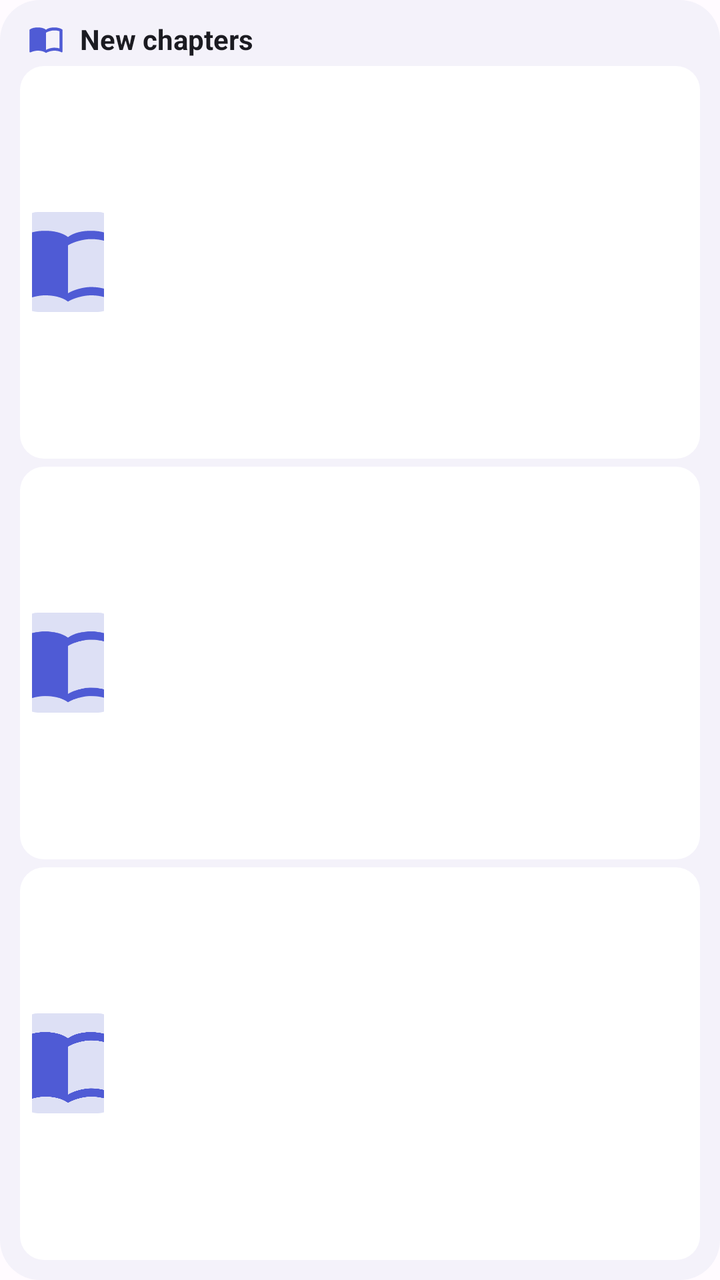
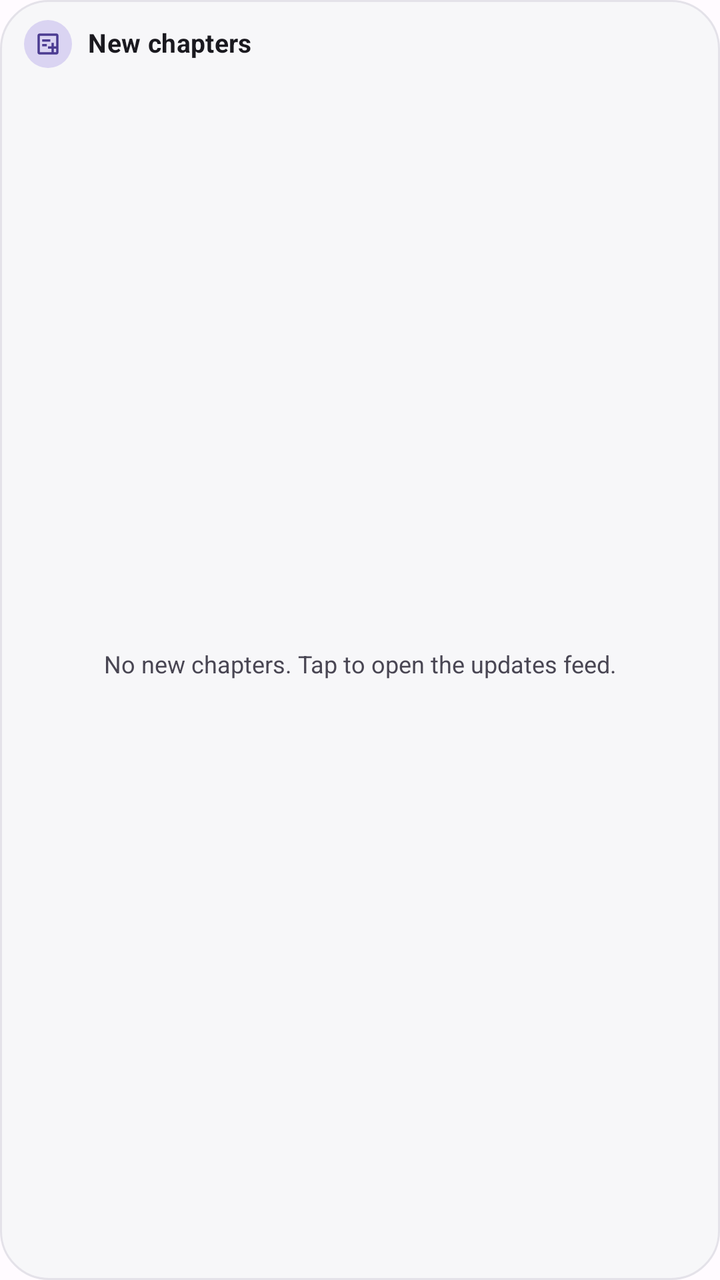

The first picture is an Android layout as it rendered before a commit; the second is the same layout after the commit. The layout source and the unified diff follow.
<!-- AndroidManifest.xml: application theme Theme.Yomu -->
<!-- res/layout/widget_new_chapters.xml -->
<?xml version="1.0" encoding="utf-8"?>
<LinearLayout xmlns:android="http://schemas.android.com/apk/res/android"
    android:id="@+id/nc_root"
    android:layout_width="match_parent"
    android:layout_height="match_parent"
    android:background="@drawable/widget_background"
    android:orientation="vertical"
    android:padding="10dp">

    <LinearLayout
        android:id="@+id/nc_header"
        android:layout_width="match_parent"
        android:layout_height="wrap_content"
        android:gravity="center_vertical"
        android:orientation="horizontal"
        android:paddingStart="4dp"
        android:paddingEnd="4dp">

        <ImageView
            android:layout_width="18dp"
            android:layout_height="18dp"
            android:contentDescription="@null"
            android:src="@drawable/widget_ic_book" />

        <TextView
            android:id="@+id/nc_label"
            android:layout_width="0dp"
            android:layout_height="wrap_content"
            android:layout_marginStart="8dp"
            android:layout_weight="1"
            android:ellipsize="end"
            android:maxLines="1"
            android:text="@string/widget_new_chapters_label"
            android:textColor="@color/widget_on_background"
            android:textSize="14sp"
            android:textStyle="bold" />

        <TextView
            android:id="@+id/nc_count"
            android:layout_width="wrap_content"
            android:layout_height="wrap_content"
            android:layout_marginStart="8dp"
            android:maxLines="1"
            android:textColor="@color/widget_accent"
            android:textSize="12sp"
            android:textStyle="bold"
            android:visibility="gone" />
    </LinearLayout>

    <TextView
        android:id="@+id/nc_empty"
        android:layout_width="match_parent"
        android:layout_height="match_parent"
        android:gravity="center"
        android:padding="8dp"
        android:text="@string/widget_new_chapters_empty"
        android:textColor="@color/widget_on_background_variant"
        android:textSize="13sp"
        android:visibility="gone" />

    <LinearLayout
        android:id="@+id/nc_row_0"
        android:layout_width="match_parent"
        android:layout_height="0dp"
        android:layout_weight="1"
        android:layout_marginTop="4dp"
        android:background="@drawable/widget_row_background"
        android:gravity="center_vertical"
        android:minHeight="56dp"
        android:orientation="horizontal"
        android:padding="6dp">

        <ImageView
            android:id="@+id/nc_cover_0"
            android:layout_width="36dp"
            android:layout_height="50dp"
            android:contentDescription="@null"
            android:scaleType="centerCrop"
            android:src="@drawable/widget_cover_placeholder" />

        <LinearLayout
            android:layout_width="0dp"
            android:layout_height="wrap_content"
            android:layout_marginStart="10dp"
            android:layout_weight="1"
            android:orientation="vertical">

            <TextView
                android:id="@+id/nc_title_0"
                android:layout_width="match_parent"
                android:layout_height="wrap_content"
                android:ellipsize="end"
                android:maxLines="2"
                android:textColor="@color/widget_on_background"
                android:textSize="14sp" />

            <TextView
                android:id="@+id/nc_subtitle_0"
                android:layout_width="match_parent"
                android:layout_height="wrap_content"
                android:ellipsize="end"
                android:maxLines="1"
                android:textColor="@color/widget_on_background_variant"
                android:textSize="12sp" />
        </LinearLayout>
    </LinearLayout>

    <LinearLayout
        android:id="@+id/nc_row_1"
        android:layout_width="match_parent"
        android:layout_height="0dp"
        android:layout_weight="1"
        android:layout_marginTop="4dp"
        android:background="@drawable/widget_row_background"
        android:gravity="center_vertical"
        android:minHeight="56dp"
        android:orientation="horizontal"
        android:padding="6dp">

        <ImageView
            android:id="@+id/nc_cover_1"
            android:layout_width="36dp"
            android:layout_height="50dp"
            android:contentDescription="@null"
            android:scaleType="centerCrop"
            android:src="@drawable/widget_cover_placeholder" />

        <LinearLayout
            android:layout_width="0dp"
            android:layout_height="wrap_content"
            android:layout_marginStart="10dp"
            android:layout_weight="1"
            android:orientation="vertical">

            <TextView
                android:id="@+id/nc_title_1"
                android:layout_width="match_parent"
                android:layout_height="wrap_content"
                android:ellipsize="end"
                android:maxLines="2"
                android:textColor="@color/widget_on_background"
                android:textSize="14sp" />

            <TextView
                android:id="@+id/nc_subtitle_1"
                android:layout_width="match_parent"
                android:layout_height="wrap_content"
                android:ellipsize="end"
                android:maxLines="1"
                android:textColor="@color/widget_on_background_variant"
                android:textSize="12sp" />
        </LinearLayout>
    </LinearLayout>

    <LinearLayout
        android:id="@+id/nc_row_2"
        android:layout_width="match_parent"
        android:layout_height="0dp"
        android:layout_weight="1"
        android:layout_marginTop="4dp"
        android:background="@drawable/widget_row_background"
        android:gravity="center_vertical"
        android:minHeight="56dp"
        android:orientation="horizontal"
        android:padding="6dp">

        <ImageView
            android:id="@+id/nc_cover_2"
            android:layout_width="36dp"
            android:layout_height="50dp"
            android:contentDescription="@null"
            android:scaleType="centerCrop"
            android:src="@drawable/widget_cover_placeholder" />

        <LinearLayout
            android:layout_width="0dp"
            android:layout_height="wrap_content"
            android:layout_marginStart="10dp"
            android:layout_weight="1"
            android:orientation="vertical">

            <TextView
                android:id="@+id/nc_title_2"
                android:layout_width="match_parent"
                android:layout_height="wrap_content"
                android:ellipsize="end"
                android:maxLines="2"
                android:textColor="@color/widget_on_background"
                android:textSize="14sp" />

            <TextView
                android:id="@+id/nc_subtitle_2"
                android:layout_width="match_parent"
                android:layout_height="wrap_content"
                android:ellipsize="end"
                android:maxLines="1"
                android:textColor="@color/widget_on_background_variant"
                android:textSize="12sp" />
        </LinearLayout>
    </LinearLayout>
</LinearLayout>
<!-- resources referenced by this layout -->
<resources>
  <color name="widget_accent">#4F5BD5</color>
  <color name="widget_on_background">#1B1B21</color>
  <color name="widget_on_background_variant">#5B5D72</color>
  <!-- drawable widget_background (drawable) -->
  <?xml version="1.0" encoding="utf-8"?>
  <shape xmlns:android="http://schemas.android.com/apk/res/android" android:shape="rectangle">
      <solid android:color="@color/widget_background" />
      <corners android:radius="20dp" />
  </shape>
  <!-- drawable widget_cover_placeholder (drawable) -->
  <?xml version="1.0" encoding="utf-8"?>
  <layer-list xmlns:android="http://schemas.android.com/apk/res/android">
      <item>
          <shape android:shape="rectangle">
              <solid android:color="@color/widget_track" />
              <corners android:radius="4dp" />
          </shape>
      </item>
      <item android:drawable="@drawable/widget_ic_book" android:gravity="center" android:width="20dp" android:height="20dp" />
  </layer-list>
  <!-- drawable widget_row_background (drawable) -->
  <?xml version="1.0" encoding="utf-8"?>
  <shape xmlns:android="http://schemas.android.com/apk/res/android" android:shape="rectangle">
      <solid android:color="@color/widget_surface" />
      <corners android:radius="12dp" />
  </shape>
  <string name="widget_new_chapters_empty">No new chapters. Tap to open the updates feed.</string>
  <string name="widget_new_chapters_label">New chapters</string>
  <style name="Theme.Yomu" parent="Theme.AppCompat.DayNight.NoActionBar">
          <item name="android:windowBackground">@color/yomu_background</item>
          <item name="colorPrimary">@color/yomu_primary</item>
          <item name="android:statusBarColor">@android:color/transparent</item>
          <item name="android:navigationBarColor">@android:color/transparent</item>
          <item name="android:windowLightStatusBar">@bool/yomu_light_bars</item>
          <item name="android:windowLightNavigationBar" tools:targetApi="o_mr1">@bool/yomu_light_bars</item>
      </style>
  <color name="widget_background">#F2F4F2FA</color>
  <color name="widget_track">#DDE0F5</color>
  <color name="widget_surface">#FFFFFFFF</color>
  <color name="yomu_background">#FFFBFF</color>
  <color name="yomu_primary">#4F5BD5</color>
  <!-- unchanged entries left out for length: 1 -->
</resources>

<!-- the commit's change to res/layout/widget_new_chapters.xml (unified diff, before → after) -->
@@ -5,22 +5,25 @@
     android:layout_height="match_parent"
     android:background="@drawable/widget_background"
     android:orientation="vertical"
-    android:padding="10dp">
+    android:paddingStart="12dp"
+    android:paddingTop="10dp"
+    android:paddingEnd="12dp"
+    android:paddingBottom="10dp">
 
     <LinearLayout
         android:id="@+id/nc_header"
         android:layout_width="match_parent"
         android:layout_height="wrap_content"
         android:gravity="center_vertical"
-        android:orientation="horizontal"
-        android:paddingStart="4dp"
-        android:paddingEnd="4dp">
-
-        <ImageView
-            android:layout_width="18dp"
-            android:layout_height="18dp"
-            android:contentDescription="@null"
-            android:src="@drawable/widget_ic_book" />
+        android:orientation="horizontal">
+
+        <ImageView
+            android:layout_width="24dp"
+            android:layout_height="24dp"
+            android:background="@drawable/widget_badge_background"
+            android:contentDescription="@null"
+            android:padding="5dp"
+            android:src="@drawable/widget_ic_updates" />
 
         <TextView
             android:id="@+id/nc_label"
@@ -29,10 +32,12 @@
             android:layout_marginStart="8dp"
             android:layout_weight="1"
             android:ellipsize="end"
+            android:includeFontPadding="false"
+            android:letterSpacing="0.01"
             android:maxLines="1"
             android:text="@string/widget_new_chapters_label"
             android:textColor="@color/widget_on_background"
-            android:textSize="14sp"
+            android:textSize="13sp"
             android:textStyle="bold" />
 
         <TextView
@@ -40,9 +45,13 @@
             android:layout_width="wrap_content"
             android:layout_height="wrap_content"
             android:layout_marginStart="8dp"
+            android:background="@drawable/widget_metric_background"
+            android:includeFontPadding="false"
             android:maxLines="1"
-            android:textColor="@color/widget_accent"
-            android:textSize="12sp"
+            android:paddingHorizontal="10dp"
+            android:paddingVertical="4dp"
+            android:textColor="@color/widget_on_accent_surface"
+            android:textSize="11sp"
             android:textStyle="bold"
             android:visibility="gone" />
     </LinearLayout>
@@ -50,30 +59,30 @@
     <TextView
         android:id="@+id/nc_empty"
         android:layout_width="match_parent"
-        android:layout_height="match_parent"
+        android:layout_height="0dp"
+        android:layout_weight="1"
         android:gravity="center"
-        android:padding="8dp"
+        android:padding="12dp"
         android:text="@string/widget_new_chapters_empty"
         android:textColor="@color/widget_on_background_variant"
-        android:textSize="13sp"
-        android:visibility="gone" />
+        android:textSize="12sp" />
 
     <LinearLayout
         android:id="@+id/nc_row_0"
         android:layout_width="match_parent"
         android:layout_height="0dp"
         android:layout_weight="1"
-        android:layout_marginTop="4dp"
+        android:layout_marginTop="6dp"
         android:background="@drawable/widget_row_background"
         android:gravity="center_vertical"
-        android:minHeight="56dp"
         android:orientation="horizontal"
-        android:padding="6dp">
+        android:padding="6dp"
+        android:visibility="gone">
 
         <ImageView
             android:id="@+id/nc_cover_0"
-            android:layout_width="36dp"
-            android:layout_height="50dp"
+            android:layout_width="34dp"
+            android:layout_height="46dp"
             android:contentDescription="@null"
             android:scaleType="centerCrop"
             android:src="@drawable/widget_cover_placeholder" />
@@ -90,19 +99,30 @@
                 android:layout_width="match_parent"
                 android:layout_height="wrap_content"
                 android:ellipsize="end"
-                android:maxLines="2"
+                android:includeFontPadding="false"
+                android:maxLines="1"
                 android:textColor="@color/widget_on_background"
-                android:textSize="14sp" />
+                android:textSize="13sp"
+                android:textStyle="bold" />
 
             <TextView
                 android:id="@+id/nc_subtitle_0"
                 android:layout_width="match_parent"
                 android:layout_height="wrap_content"
-                android:ellipsize="end"
+                android:layout_marginTop="2dp"
+                android:ellipsize="end"
+                android:includeFontPadding="false"
                 android:maxLines="1"
                 android:textColor="@color/widget_on_background_variant"
-                android:textSize="12sp" />
+                android:textSize="11sp" />
         </LinearLayout>
+
+        <ImageView
+            android:layout_width="18dp"
+            android:layout_height="18dp"
+            android:layout_marginStart="4dp"
+            android:contentDescription="@null"
+            android:src="@drawable/widget_ic_chevron" />
     </LinearLayout>
 
     <LinearLayout
@@ -110,17 +130,17 @@
         android:layout_width="match_parent"
         android:layout_height="0dp"
         android:layout_weight="1"
-        android:layout_marginTop="4dp"
+        android:layout_marginTop="6dp"
         android:background="@drawable/widget_row_background"
         android:gravity="center_vertical"
-        android:minHeight="56dp"
         android:orientation="horizontal"
-        android:padding="6dp">
+        android:padding="6dp"
+        android:visibility="gone">
 
         <ImageView
             android:id="@+id/nc_cover_1"
-            android:layout_width="36dp"
-            android:layout_height="50dp"
+            android:layout_width="34dp"
+            android:layout_height="46dp"
             android:contentDescription="@null"
             android:scaleType="centerCrop"
             android:src="@drawable/widget_cover_placeholder" />
@@ -137,19 +157,30 @@
                 android:layout_width="match_parent"
                 android:layout_height="wrap_content"
                 android:ellipsize="end"
-                android:maxLines="2"
+                android:includeFontPadding="false"
+                android:maxLines="1"
                 android:textColor="@color/widget_on_background"
-                android:textSize="14sp" />
+                android:textSize="13sp"
+                android:textStyle="bold" />
 
             <TextView
                 android:id="@+id/nc_subtitle_1"
                 android:layout_width="match_parent"
                 android:layout_height="wrap_content"
-                android:ellipsize="end"
+                android:layout_marginTop="2dp"
+                android:ellipsize="end"
+                android:includeFontPadding="false"
                 android:maxLines="1"
                 android:textColor="@color/widget_on_background_variant"
-                android:textSize="12sp" />
+                android:textSize="11sp" />
         </LinearLayout>
+
+        <ImageView
+            android:layout_width="18dp"
+            android:layout_height="18dp"
+            android:layout_marginStart="4dp"
+            android:contentDescription="@null"
+            android:src="@drawable/widget_ic_chevron" />
     </LinearLayout>
 
     <LinearLayout
@@ -157,17 +188,17 @@
         android:layout_width="match_parent"
         android:layout_height="0dp"
         android:layout_weight="1"
-        android:layout_marginTop="4dp"
+        android:layout_marginTop="6dp"
         android:background="@drawable/widget_row_background"
         android:gravity="center_vertical"
-        android:minHeight="56dp"
         android:orientation="horizontal"
-        android:padding="6dp">
+        android:padding="6dp"
+        android:visibility="gone">
 
         <ImageView
             android:id="@+id/nc_cover_2"
-            android:layout_width="36dp"
-            android:layout_height="50dp"
+            android:layout_width="34dp"
+            android:layout_height="46dp"
             android:contentDescription="@null"
             android:scaleType="centerCrop"
             android:src="@drawable/widget_cover_placeholder" />
@@ -184,18 +215,29 @@
                 android:layout_width="match_parent"
                 android:layout_height="wrap_content"
                 android:ellipsize="end"
-                android:maxLines="2"
+                android:includeFontPadding="false"
+                android:maxLines="1"
                 android:textColor="@color/widget_on_background"
-                android:textSize="14sp" />
+                android:textSize="13sp"
+                android:textStyle="bold" />
 
             <TextView
                 android:id="@+id/nc_subtitle_2"
                 android:layout_width="match_parent"
                 android:layout_height="wrap_content"
-                android:ellipsize="end"
+                android:layout_marginTop="2dp"
+                android:ellipsize="end"
+                android:includeFontPadding="false"
                 android:maxLines="1"
                 android:textColor="@color/widget_on_background_variant"
-                android:textSize="12sp" />
+                android:textSize="11sp" />
         </LinearLayout>
+
+        <ImageView
+            android:layout_width="18dp"
+            android:layout_height="18dp"
+            android:layout_marginStart="4dp"
+            android:contentDescription="@null"
+            android:src="@drawable/widget_ic_chevron" />
     </LinearLayout>
 </LinearLayout>
<!-- resource entries referenced after the edit -->
@@ -1,13 +1,20 @@
 <!-- resources referenced by this layout -->
 <resources>
-  <color name="widget_accent">#4F5BD5</color>
-  <color name="widget_on_background">#1B1B21</color>
-  <color name="widget_on_background_variant">#5B5D72</color>
+  <color name="widget_on_accent_surface">#181236</color>
+  <color name="widget_accent">#4B3B91</color>
+  <color name="widget_on_background">#1A191F</color>
+  <color name="widget_on_background_variant">#494653</color>
   <!-- drawable widget_background (drawable) -->
   <?xml version="1.0" encoding="utf-8"?>
   <shape xmlns:android="http://schemas.android.com/apk/res/android" android:shape="rectangle">
       <solid android:color="@color/widget_background" />
-      <corners android:radius="20dp" />
+      <stroke android:width="1dp" android:color="@color/widget_outline" />
+      <corners android:radius="24dp" />
+  </shape>
+  <!-- drawable widget_badge_background (drawable) -->
+  <?xml version="1.0" encoding="utf-8"?>
+  <shape xmlns:android="http://schemas.android.com/apk/res/android" android:shape="oval">
+      <solid android:color="@color/widget_accent_surface" />
   </shape>
   <!-- drawable widget_cover_placeholder (drawable) -->
   <?xml version="1.0" encoding="utf-8"?>
@@ -15,16 +22,43 @@
       <item>
           <shape android:shape="rectangle">
               <solid android:color="@color/widget_track" />
-              <corners android:radius="4dp" />
+              <corners android:radius="10dp" />
           </shape>
       </item>
-      <item android:drawable="@drawable/widget_ic_book" android:gravity="center" android:width="20dp" android:height="20dp" />
+      <item android:drawable="@drawable/widget_ic_book" android:gravity="center" android:width="18dp" android:height="18dp" />
   </layer-list>
+  <!-- drawable widget_ic_chevron (drawable) -->
+  <?xml version="1.0" encoding="utf-8"?>
+  <vector xmlns:android="http://schemas.android.com/apk/res/android"
+      android:width="24dp"
+      android:height="24dp"
+      android:viewportWidth="24"
+      android:viewportHeight="24">
+      <path
+          android:fillColor="@color/widget_on_background_variant"
+          android:pathData="M9.3,6.3a1,1 0,0 1,1.4 0l5,5a1,1 0,0 1,0 1.4l-5,5a1,1 0,1 1,-1.4 -1.4L13.6,12 9.3,7.7a1,1 0,0 1,0 -1.4z" />
+  </vector>
+  <!-- drawable widget_ic_updates (drawable) -->
+  <?xml version="1.0" encoding="utf-8"?>
+  <vector xmlns:android="http://schemas.android.com/apk/res/android"
+      android:width="24dp"
+      android:height="24dp"
+      android:viewportWidth="24"
+      android:viewportHeight="24">
+      <path android:fillColor="@color/widget_accent" android:fillType="evenOdd"
+          android:pathData="M5,3h14a2,2 0,0 1,2 2v14a2,2 0,0 1,-2 2H5a2,2 0,0 1,-2 -2V5a2,2 0,0 1,2 -2M5,5v14h14V5zM7,8h7v2H7zM7,12h4v2H7zM15,11h2v3h2v2h-2v3h-2v-3h-3v-2h3z" />
+  </vector>
+  <!-- drawable widget_metric_background (drawable) -->
+  <?xml version="1.0" encoding="utf-8"?>
+  <shape xmlns:android="http://schemas.android.com/apk/res/android" android:shape="rectangle">
+      <solid android:color="@color/widget_accent_surface" />
+      <corners android:radius="100dp" />
+  </shape>
   <!-- drawable widget_row_background (drawable) -->
   <?xml version="1.0" encoding="utf-8"?>
   <shape xmlns:android="http://schemas.android.com/apk/res/android" android:shape="rectangle">
       <solid android:color="@color/widget_surface" />
-      <corners android:radius="12dp" />
+      <corners android:radius="18dp" />
   </shape>
   <string name="widget_new_chapters_empty">No new chapters. Tap to open the updates feed.</string>
   <string name="widget_new_chapters_label">New chapters</string>
@@ -36,9 +70,11 @@
           <item name="android:windowLightStatusBar">@bool/yomu_light_bars</item>
           <item name="android:windowLightNavigationBar" tools:targetApi="o_mr1">@bool/yomu_light_bars</item>
       </style>
-  <color name="widget_background">#F2F4F2FA</color>
-  <color name="widget_track">#DDE0F5</color>
-  <color name="widget_surface">#FFFFFFFF</color>
+  <color name="widget_background">#F7F7F9</color>
+  <color name="widget_outline">#E4E2E9</color>
+  <color name="widget_accent_surface">#DAD4F2</color>
+  <color name="widget_track">#D7D4E0</color>
+  <color name="widget_surface">#EAEAEE</color>
   <color name="yomu_background">#FFFBFF</color>
   <color name="yomu_primary">#4F5BD5</color>
   <!-- unchanged entries left out for length: 1 -->
